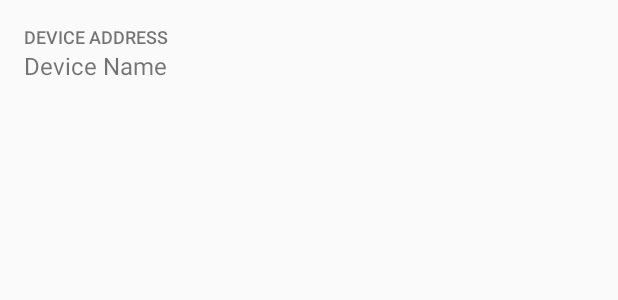
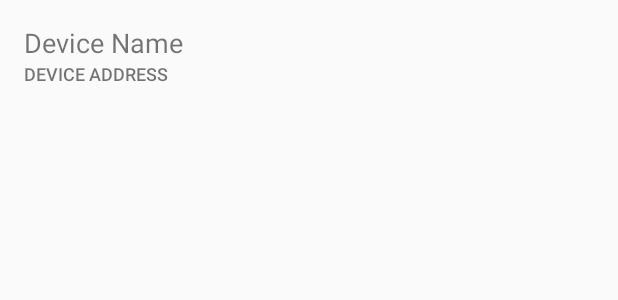
Before and after one commit to Tiaghoul/BlueDoor, an Android app: the layout ble_list_item.xml on its own in the app's theme, with its tools: preview values and no code run, on a phone screen of 412 x 824 dp. Shown: the top 300 px of the screen. Run offline under Robolectric (Android 15) with nearby library versions, the phone set to English and light mode, and no system bars.

Commit message:
Changes to list item layout.

```diff
--- a/app/src/main/res/layout/ble_list_item.xml
+++ b/app/src/main/res/layout/ble_list_item.xml
@@ -8,23 +8,24 @@
     android:layout_height="wrap_content">
 
         <TextView
+            android:id="@+id/ble_name"
+            tools:text="Device Name"
+            android:layout_width="wrap_content"
+            android:layout_height="wrap_content"
+            android:ellipsize="end"
+            android:maxLines="2"
+            android:textSize="18sp"/>
+
+
+        <TextView
             android:id="@+id/ble_address"
-            tools:text="Device Address"
             android:layout_width="wrap_content"
             android:layout_height="wrap_content"
             android:ellipsize="end"
             android:fontFamily="sans-serif-medium"
             android:maxLines="1"
             android:textAllCaps="true"
-            android:textSize="12sp"/>
-
-        <TextView
-            android:id="@+id/ble_name"
-            tools:text="Device Name"
-            android:layout_width="wrap_content"
-            android:layout_height="wrap_content"
-            android:ellipsize="end"
-            android:maxLines="2"
-            android:textSize="16sp"/>
+            android:textSize="12sp"
+            tools:text="Device Address" />
 
 </LinearLayout>
```
